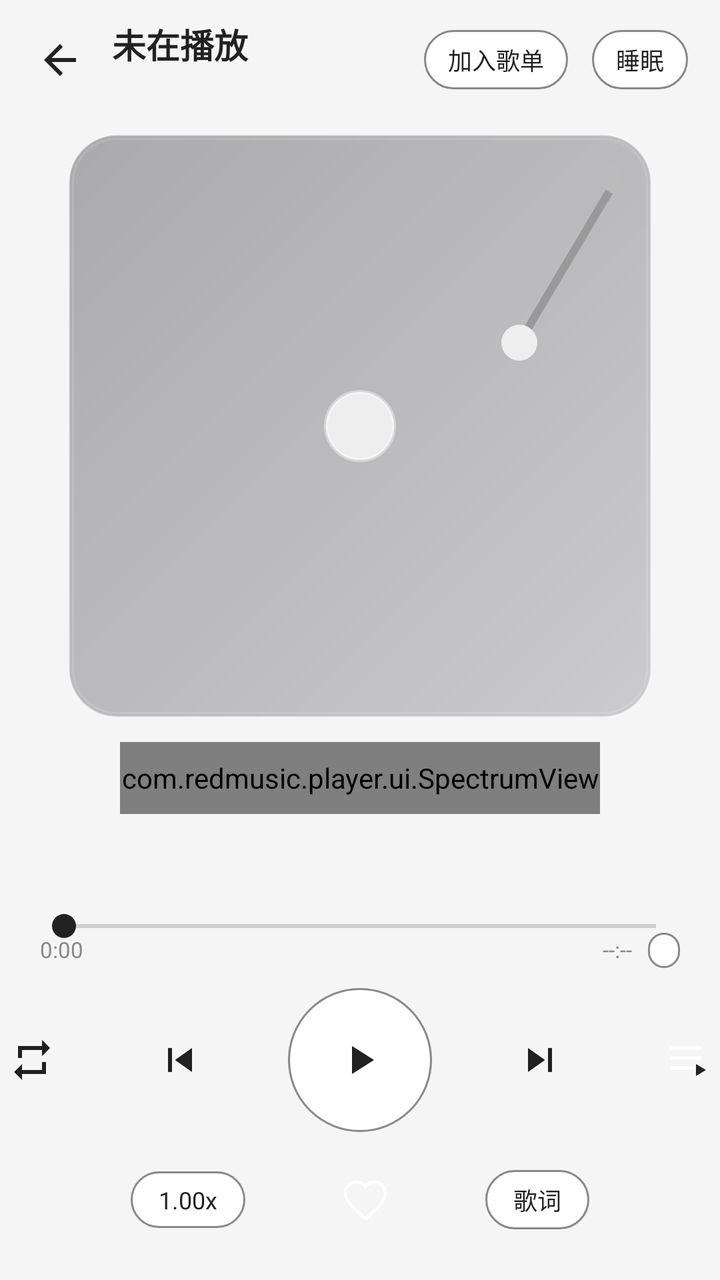
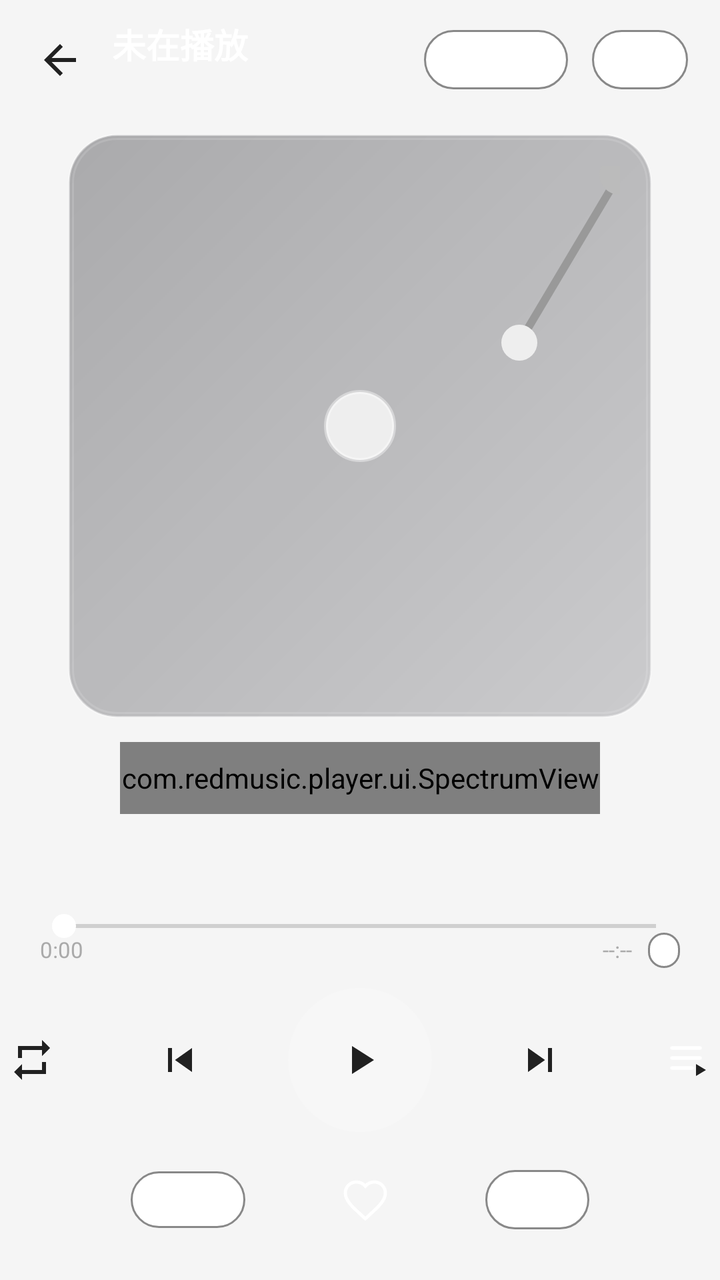

Screens rendered from an Android XML layout before and after an edit, with the pre-edit source and the edit as a unified diff.
<!-- AndroidManifest.xml: application theme Theme.RedMusic -->
<!-- res/layout/activity_player.xml -->
<?xml version="1.0" encoding="utf-8"?>
<FrameLayout xmlns:android="http://schemas.android.com/apk/res/android"
    android:layout_width="match_parent"
    android:layout_height="match_parent"
    android:background="@color/bg">

    <ImageView
        android:id="@+id/player_bg_blur"
        android:layout_width="match_parent"
        android:layout_height="match_parent"
        android:visibility="gone"
        android:scaleType="centerCrop" />

    <View
        android:id="@+id/player_bg_gradient"
        android:layout_width="match_parent"
        android:layout_height="match_parent" />

    <LinearLayout
        android:layout_width="match_parent"
        android:layout_height="match_parent"
        android:orientation="vertical"
        android:paddingBottom="20dp">

        
        <LinearLayout
            android:layout_width="match_parent"
            android:layout_height="wrap_content"
            android:gravity="center_vertical"
            android:orientation="horizontal"
            android:paddingStart="8dp"
            android:paddingTop="8dp"
            android:paddingEnd="16dp">

            <ImageButton
                android:id="@+id/player_back"
                android:layout_width="44dp"
                android:layout_height="44dp"
                android:background="@android:color/transparent"
                android:src="@drawable/ic_arrow_back"
                android:contentDescription="返回" />

            <LinearLayout
                android:layout_width="0dp"
                android:layout_height="wrap_content"
                android:layout_marginStart="4dp"
                android:layout_weight="1"
                android:orientation="vertical">

                <TextView
                    android:id="@+id/player_title"
                    android:layout_width="match_parent"
                    android:layout_height="wrap_content"
                    android:ellipsize="end"
                    android:maxLines="1"
                    android:text="未在播放"
                    android:textColor="@color/text_primary"
                    android:textSize="17sp"
                    android:textStyle="bold" />

                <TextView
                    android:id="@+id/player_artist"
                    android:layout_width="match_parent"
                    android:layout_height="wrap_content"
                    android:ellipsize="end"
                    android:maxLines="1"
                    android:text=""
                    android:textColor="@color/text_secondary"
                    android:textSize="12sp" />
            </LinearLayout>

            <TextView
                android:id="@+id/player_add_playlist"
                android:layout_width="wrap_content"
                android:layout_height="wrap_content"
                android:layout_marginEnd="12dp"
                android:background="@drawable/bg_chip"
                android:paddingStart="12dp"
                android:paddingTop="6dp"
                android:paddingEnd="12dp"
                android:paddingBottom="6dp"
                android:text="加入歌单"
                android:textColor="@color/text_primary"
                android:textSize="12sp" />

            <TextView
                android:id="@+id/player_timer"
                android:layout_width="wrap_content"
                android:layout_height="wrap_content"
                android:background="@drawable/bg_chip"
                android:paddingStart="12dp"
                android:paddingTop="6dp"
                android:paddingEnd="12dp"
                android:paddingBottom="6dp"
                android:text="睡眠"
                android:textColor="@color/text_primary"
                android:textSize="12sp" />
        </LinearLayout>

        
        <FrameLayout
            android:layout_width="match_parent"
            android:layout_height="0dp"
            android:layout_weight="1">

            <com.redmusic.player.ui.LyricView
                android:id="@+id/player_lyric_view"
                android:layout_width="match_parent"
                android:layout_height="match_parent"
                android:visibility="gone" />

            <LinearLayout
                android:layout_width="match_parent"
                android:layout_height="match_parent"
                android:gravity="center"
                android:orientation="vertical">

                <FrameLayout
                    android:id="@+id/player_cd_container"
                    android:layout_width="wrap_content"
                    android:layout_height="wrap_content"
                    android:background="@drawable/bg_cd_case"
                    android:padding="16dp">

                    <ImageView
                        android:id="@+id/player_cover"
                        android:layout_width="260dp"
                        android:layout_height="260dp"
                        android:contentDescription="封面"
                        android:scaleType="centerCrop" />

                    <View
                        android:id="@+id/player_cd_hole"
                        android:layout_width="36dp"
                        android:layout_height="36dp"
                        android:layout_gravity="center"
                        android:background="@drawable/bg_cd_hole" />

                    <ImageView
                        android:id="@+id/player_tonearm"
                        android:layout_width="120dp"
                        android:layout_height="140dp"
                        android:layout_gravity="top|end"
                        android:layout_marginTop="-8dp"
                        android:layout_marginEnd="-12dp"
                        android:src="@drawable/ic_tonearm" />
                </FrameLayout>

                <com.redmusic.player.ui.SpectrumView
                    android:id="@+id/player_spectrum"
                    android:layout_width="match_parent"
                    android:layout_height="36dp"
                    android:layout_marginStart="60dp"
                    android:layout_marginTop="12dp"
                    android:layout_marginEnd="60dp" />

                <TextView
                    android:id="@+id/player_lyric_line"
                    android:layout_width="match_parent"
                    android:layout_height="wrap_content"
                    android:layout_marginStart="32dp"
                    android:layout_marginTop="14dp"
                    android:layout_marginEnd="32dp"
                    android:ellipsize="end"
                    android:gravity="center"
                    android:maxLines="1"
                    android:text=""
                    android:textColor="@color/text_primary"
                    android:textSize="13sp" />
            </LinearLayout>
        </FrameLayout>

        
        <SeekBar
            android:id="@+id/player_seek"
            android:layout_width="match_parent"
            android:layout_height="wrap_content"
            android:layout_marginStart="16dp"
            android:layout_marginEnd="16dp"
            android:max="1000"
            android:progressTint="@color/red"
            android:thumbTint="@color/text_primary" />

        <LinearLayout
            android:layout_width="match_parent"
            android:layout_height="wrap_content"
            android:layout_marginTop="-6dp"
            android:orientation="horizontal"
            android:paddingStart="20dp"
            android:paddingEnd="20dp">

            <TextView
                android:id="@+id/player_cur_time"
                android:layout_width="wrap_content"
                android:layout_height="wrap_content"
                android:text="0:00"
                android:textColor="@color/text_secondary"
                android:textSize="11sp" />

            <Space
                android:layout_width="0dp"
                android:layout_height="1dp"
                android:layout_weight="1" />

            <TextView
                android:id="@+id/player_total_time"
                android:layout_width="wrap_content"
                android:layout_height="wrap_content"
                android:text="--:--"
                android:textColor="@color/text_secondary"
                android:textSize="11sp" />

            <TextView
                android:id="@+id/player_full_time"
                android:layout_width="wrap_content"
                android:layout_height="wrap_content"
                android:layout_marginStart="8dp"
                android:background="@drawable/bg_chip"
                android:paddingStart="8dp"
                android:paddingTop="2dp"
                android:paddingEnd="8dp"
                android:paddingBottom="2dp"
                android:text=""
                android:textColor="@color/text_secondary"
                android:textSize="10sp" />
        </LinearLayout>

        
        <LinearLayout
            android:layout_width="match_parent"
            android:layout_height="wrap_content"
            android:layout_marginTop="10dp"
            android:gravity="center"
            android:orientation="horizontal">

            <ImageButton
                android:id="@+id/player_mode"
                android:layout_width="40dp"
                android:layout_height="40dp"
                android:background="@android:color/transparent"
                android:src="@drawable/ic_repeat"
                android:contentDescription="播放模式" />

            <ImageButton
                android:id="@+id/player_prev"
                android:layout_width="48dp"
                android:layout_height="48dp"
                android:layout_marginStart="30dp"
                android:background="@android:color/transparent"
                android:src="@drawable/ic_prev"
                android:contentDescription="上一曲" />

            <ImageButton
                android:id="@+id/player_play"
                android:layout_width="72dp"
                android:layout_height="72dp"
                android:layout_marginStart="30dp"
                android:background="@drawable/bg_play"
                android:src="@drawable/ic_play"
                android:contentDescription="播放/暂停" />

            <ImageButton
                android:id="@+id/player_next"
                android:layout_width="48dp"
                android:layout_height="48dp"
                android:layout_marginStart="30dp"
                android:background="@android:color/transparent"
                android:src="@drawable/ic_next"
                android:contentDescription="下一曲" />

            <ImageButton
                android:id="@+id/player_playlist"
                android:layout_width="40dp"
                android:layout_height="40dp"
                android:layout_marginStart="30dp"
                android:background="@android:color/transparent"
                android:src="@drawable/ic_playlist"
                android:contentDescription="播放列表" />
        </LinearLayout>

        
        <LinearLayout
            android:layout_width="match_parent"
            android:layout_height="wrap_content"
            android:layout_marginTop="14dp"
            android:gravity="center"
            android:orientation="horizontal">

            <TextView
                android:id="@+id/player_speed"
                android:layout_width="wrap_content"
                android:layout_height="wrap_content"
                android:background="@drawable/bg_chip"
                android:paddingStart="14dp"
                android:paddingTop="6dp"
                android:paddingEnd="14dp"
                android:paddingBottom="6dp"
                android:text="1.00x"
                android:textColor="@color/text_primary"
                android:textSize="12sp" />

            <ImageButton
                android:id="@+id/player_fav"
                android:layout_width="40dp"
                android:layout_height="40dp"
                android:layout_marginStart="40dp"
                android:background="@android:color/transparent"
                android:src="@drawable/ic_heart"
                android:contentDescription="收藏" />

            <TextView
                android:id="@+id/player_lyric_toggle"
                android:layout_width="wrap_content"
                android:layout_height="wrap_content"
                android:layout_marginStart="40dp"
                android:background="@drawable/bg_chip"
                android:paddingStart="14dp"
                android:paddingTop="6dp"
                android:paddingEnd="14dp"
                android:paddingBottom="6dp"
                android:text="歌词"
                android:textColor="@color/text_primary"
                android:textSize="12sp" />
        </LinearLayout>
    </LinearLayout>
</FrameLayout>
<!-- resources referenced by this layout -->
<resources>
  <color name="bg">#F5F5F5</color>
  <color name="red">#C20C0C</color>
  <color name="text_primary">#212121</color>
  <color name="text_secondary">#888888</color>
  <!-- drawable bg_cd_hole (drawable) -->
  <?xml version="1.0" encoding="utf-8"?>
  <shape xmlns:android="http://schemas.android.com/apk/res/android"
      android:shape="oval">
      <solid android:color="#EEEEEE" />
      <stroke android:width="2dp" android:color="#66FFFFFF" />
  </shape>
  <!-- drawable bg_chip (drawable) -->
  <?xml version="1.0" encoding="utf-8"?>
  <shape xmlns:android="http://schemas.android.com/apk/res/android">
      <solid android:color="@color/bg_card" />
      <corners android:radius="20dp" />
      <stroke android:width="1dp" android:color="@color/text_secondary" />
  </shape>
  <!-- drawable bg_play (drawable) -->
  <?xml version="1.0" encoding="utf-8"?>
  <shape xmlns:android="http://schemas.android.com/apk/res/android">
      <solid android:color="@color/bg_card" />
      <corners android:radius="36dp" />
      <stroke android:width="1dp" android:color="@color/text_secondary" />
  </shape>
  <!-- drawable ic_arrow_back (drawable) -->
  <?xml version="1.0" encoding="utf-8"?>
  <vector xmlns:android="http://schemas.android.com/apk/res/android"
      android:width="24dp" android:height="24dp"
      android:viewportWidth="24" android:viewportHeight="24">
      <path android:fillColor="@color/text_primary" android:pathData="M20,11H7.83l5.59,-5.59L12,4l-8,8l8,8l1.41,-1.41L7.83,13H20v-2z" />
  </vector>
  <!-- drawable ic_next (drawable) -->
  <?xml version="1.0" encoding="utf-8"?>
  <vector xmlns:android="http://schemas.android.com/apk/res/android"
      android:width="24dp" android:height="24dp"
      android:viewportWidth="24" android:viewportHeight="24">
      <path android:fillColor="@color/text_primary" android:pathData="M6,18l8.5,-6L6,6v12zM16,6v12h2V6h-2z" />
  </vector>
  <!-- drawable ic_play (drawable) -->
  <?xml version="1.0" encoding="utf-8"?>
  <vector xmlns:android="http://schemas.android.com/apk/res/android"
      android:width="24dp" android:height="24dp"
      android:viewportWidth="24" android:viewportHeight="24">
      <path android:fillColor="@color/text_primary" android:pathData="M8,5v14l11,-7z" />
  </vector>
  <!-- drawable ic_prev (drawable) -->
  <?xml version="1.0" encoding="utf-8"?>
  <vector xmlns:android="http://schemas.android.com/apk/res/android"
      android:width="24dp" android:height="24dp"
      android:viewportWidth="24" android:viewportHeight="24">
      <path android:fillColor="@color/text_primary" android:pathData="M6,6h2v12H6zM9.5,12l8.5,6V6z" />
  </vector>
  <!-- drawable ic_repeat (drawable) -->
  <?xml version="1.0" encoding="utf-8"?>
  <vector xmlns:android="http://schemas.android.com/apk/res/android"
      android:width="24dp" android:height="24dp"
      android:viewportWidth="24" android:viewportHeight="24">
      <path android:fillColor="@color/text_primary" android:pathData="M7,7h10v3l4,-4l-4,-4v3H5v6h2V7zM17,17H7v-3l-4,4l4,4v-3h12v-6h-2v4z" />
  </vector>
  <style name="Theme.RedMusic" parent="Theme.AppCompat.DayNight.NoActionBar">
          <item name="colorPrimary">@color/red</item>
          <item name="colorPrimaryDark">#8A0808</item>
          <item name="colorAccent">@color/red_light</item>
          <item name="android:windowBackground">@color/bg</item>
          <item name="android:statusBarColor">@color/bg</item>
          <item name="android:navigationBarColor">@color/bg</item>
          <item name="android:textColorPrimary">@color/text_primary</item>
      </style>
  <color name="bg_card">#FFFFFF</color>
  <color name="red_light">#FF6B6B</color>
  <!-- unchanged entries left out for length: 4 -->
</resources>

<!-- the commit's change to res/layout/activity_player.xml (unified diff, before → after) -->
@@ -54,7 +54,7 @@
                     android:ellipsize="end"
                     android:maxLines="1"
                     android:text="未在播放"
-                    android:textColor="@color/text_primary"
+                    android:textColor="#FFFFFF"
                     android:textSize="17sp"
                     android:textStyle="bold" />
 
@@ -65,7 +65,7 @@
                     android:ellipsize="end"
                     android:maxLines="1"
                     android:text=""
-                    android:textColor="@color/text_secondary"
+                    android:textColor="#AAAAAA"
                     android:textSize="12sp" />
             </LinearLayout>
 
@@ -80,7 +80,7 @@
                 android:paddingEnd="12dp"
                 android:paddingBottom="6dp"
                 android:text="加入歌单"
-                android:textColor="@color/text_primary"
+                android:textColor="#FFFFFF"
                 android:textSize="12sp" />
 
             <TextView
@@ -93,7 +93,7 @@
                 android:paddingEnd="12dp"
                 android:paddingBottom="6dp"
                 android:text="睡眠"
-                android:textColor="@color/text_primary"
+                android:textColor="#FFFFFF"
                 android:textSize="12sp" />
         </LinearLayout>
 
@@ -165,7 +165,7 @@
                     android:gravity="center"
                     android:maxLines="1"
                     android:text=""
-                    android:textColor="@color/text_primary"
+                    android:textColor="#FFFFFF"
                     android:textSize="13sp" />
             </LinearLayout>
         </FrameLayout>
@@ -178,8 +178,8 @@
             android:layout_marginStart="16dp"
             android:layout_marginEnd="16dp"
             android:max="1000"
-            android:progressTint="@color/red"
-            android:thumbTint="@color/text_primary" />
+            android:progressTint="#EEEEEE"
+            android:thumbTint="#FFFFFF" />
 
         <LinearLayout
             android:layout_width="match_parent"
@@ -194,7 +194,7 @@
                 android:layout_width="wrap_content"
                 android:layout_height="wrap_content"
                 android:text="0:00"
-                android:textColor="@color/text_secondary"
+                android:textColor="#AAAAAA"
                 android:textSize="11sp" />
 
             <Space
@@ -207,7 +207,7 @@
                 android:layout_width="wrap_content"
                 android:layout_height="wrap_content"
                 android:text="--:--"
-                android:textColor="@color/text_secondary"
+                android:textColor="#AAAAAA"
                 android:textSize="11sp" />
 
             <TextView
@@ -221,7 +221,7 @@
                 android:paddingEnd="8dp"
                 android:paddingBottom="2dp"
                 android:text=""
-                android:textColor="@color/text_secondary"
+                android:textColor="#AAAAAA"
                 android:textSize="10sp" />
         </LinearLayout>
 
@@ -296,7 +296,7 @@
                 android:paddingEnd="14dp"
                 android:paddingBottom="6dp"
                 android:text="1.00x"
-                android:textColor="@color/text_primary"
+                android:textColor="#FFFFFF"
                 android:textSize="12sp" />
 
             <ImageButton
@@ -319,7 +319,7 @@
                 android:paddingEnd="14dp"
                 android:paddingBottom="6dp"
                 android:text="歌词"
-                android:textColor="@color/text_primary"
+                android:textColor="#FFFFFF"
                 android:textSize="12sp" />
         </LinearLayout>
     </LinearLayout>
<!-- resource entries referenced after the edit -->
@@ -21,9 +21,8 @@
   <!-- drawable bg_play (drawable) -->
   <?xml version="1.0" encoding="utf-8"?>
   <shape xmlns:android="http://schemas.android.com/apk/res/android">
-      <solid android:color="@color/bg_card" />
+      <solid android:color="#33FFFFFF" />
       <corners android:radius="36dp" />
-      <stroke android:width="1dp" android:color="@color/text_secondary" />
   </shape>
   <!-- drawable ic_arrow_back (drawable) -->
   <?xml version="1.0" encoding="utf-8"?>
